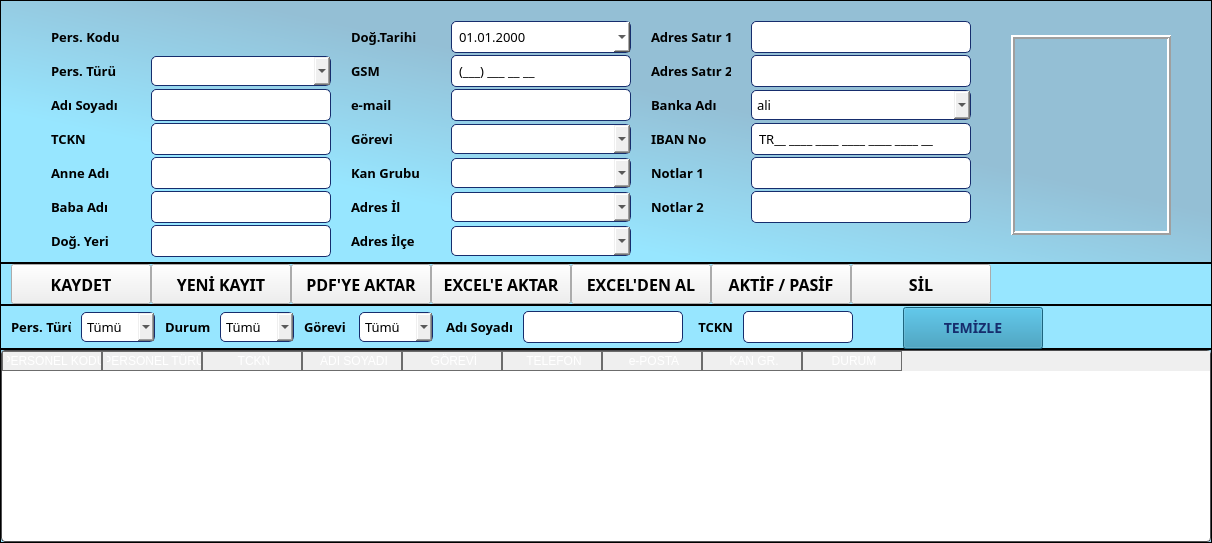
The window that ui/ui_files/employees_window.ui (AyhanErcan70/SATTUP) describes before a commit, drawn with Qt 5.
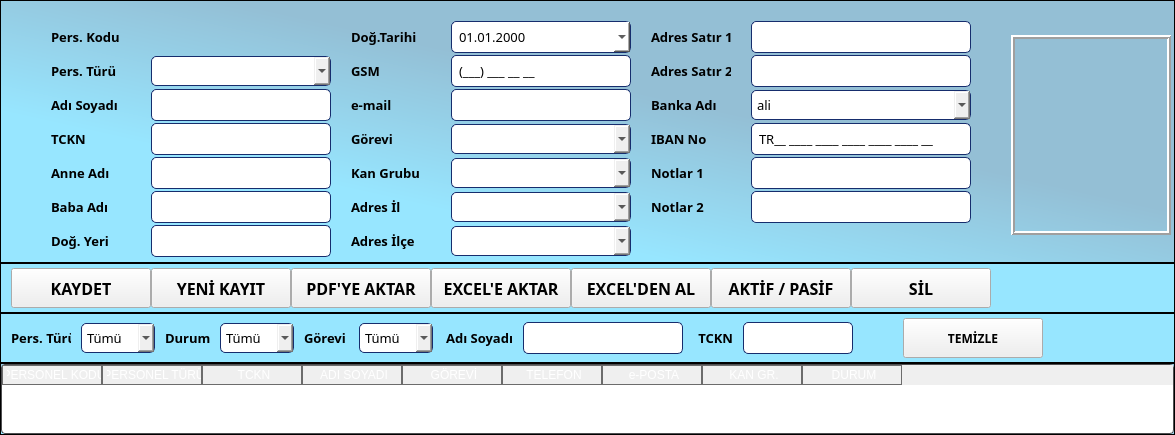
The same window after the commit. Icons and pictures are not drawn.

```diff
--- a/ui/ui_files/employees_window.ui
+++ b/ui/ui_files/employees_window.ui
@@ -7,7 +7,7 @@
     <x>0</x>
     <y>0</y>
     <width>1175</width>
-    <height>0</height>
+    <height>425</height>
    </rect>
   </property>
   <property name="windowTitle">
@@ -48,13 +48,13 @@
 QLabel{background-color:none;
 font-weight: bold;}
 
-QPushBotton#btn_kaydet, QPushBotton#btn_yeni, QPushBotton#btn_sil, QPushBotton#btn_excele_aktar, QPushBotton#btn_pdfye_aktar, QPushBotton#btn_excel_yukle, QPushBotton#btn_yeni, QPushButton#btn_temizle_f{
+/*QPushButton#btn_kaydet, QPushButton#btn_yeni, QPushButton#btn_sil, QPushButton#btn_excele_aktar, QPushButton#btn_pdfye_aktar, QPushButton#btn_excel_yukle, QPushButton#btn_yeni, QPushButton#btn_aktifpasif,  QPushButton#btn_temizle_f{
 background-color: #288EB2;
 color: #162D6D;
 font-size: 14px;
 min-widht:140px;
 min-height:40px;
-}
+}*/
 /* Tablonun Genel Çerçevesi */
 QTableWidget {
     background-color: #ffffff;
@@ -1652,6 +1652,12 @@
    </item>
    <item row="1" column="0">
     <widget class="QFrame" name="middle_n_frame">
+     <property name="minimumSize">
+      <size>
+       <width>0</width>
+       <height>50</height>
+      </size>
+     </property>
      <property name="frameShape">
       <enum>QFrame::Shape::StyledPanel</enum>
      </property>
@@ -1693,7 +1699,7 @@
           <property name="minimumSize">
            <size>
             <width>140</width>
-            <height>40</height>
+            <height>0</height>
            </size>
           </property>
           <property name="maximumSize">
@@ -1726,7 +1732,7 @@
           <property name="minimumSize">
            <size>
             <width>140</width>
-            <height>40</height>
+            <height>0</height>
            </size>
           </property>
           <property name="maximumSize">
@@ -1759,7 +1765,7 @@
           <property name="minimumSize">
            <size>
             <width>140</width>
-            <height>40</height>
+            <height>0</height>
            </size>
           </property>
           <property name="maximumSize">
@@ -1805,7 +1811,7 @@
           <property name="minimumSize">
            <size>
             <width>140</width>
-            <height>40</height>
+            <height>0</height>
            </size>
           </property>
           <property name="maximumSize">
@@ -1841,7 +1847,7 @@
           <property name="minimumSize">
            <size>
             <width>140</width>
-            <height>40</height>
+            <height>0</height>
            </size>
           </property>
           <property name="maximumSize">
@@ -1877,7 +1883,7 @@
           <property name="minimumSize">
            <size>
             <width>140</width>
-            <height>40</height>
+            <height>0</height>
            </size>
           </property>
           <property name="maximumSize">
@@ -1916,7 +1922,7 @@
           <property name="minimumSize">
            <size>
             <width>140</width>
-            <height>40</height>
+            <height>0</height>
            </size>
           </property>
           <property name="maximumSize">
@@ -1945,6 +1951,12 @@
    </item>
    <item row="2" column="0">
     <widget class="QFrame" name="middle_s_frame">
+     <property name="minimumSize">
+      <size>
+       <width>0</width>
+       <height>50</height>
+      </size>
+     </property>
      <property name="frameShape">
       <enum>QFrame::Shape::StyledPanel</enum>
      </property>
@@ -2322,7 +2334,7 @@
           <property name="minimumSize">
            <size>
             <width>140</width>
-            <height>44</height>
+            <height>40</height>
            </size>
           </property>
           <property name="maximumSize">
@@ -2334,7 +2346,6 @@
           <property name="font">
            <font>
             <family>Century Gothic</family>
-            <pointsize>-1</pointsize>
             <bold>true</bold>
             <kerning>false</kerning>
            </font>
```
Left out of the diff: 3 changed lines with no effect on the pictures.
